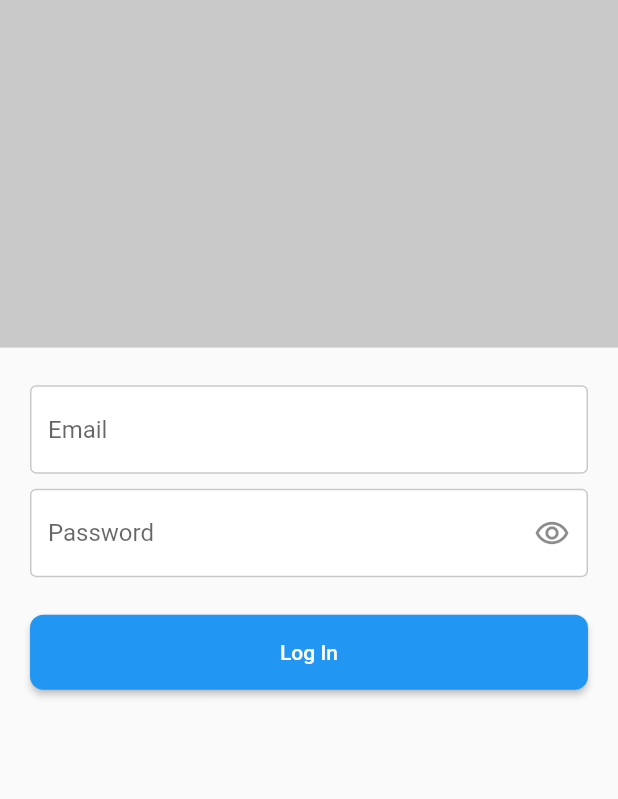
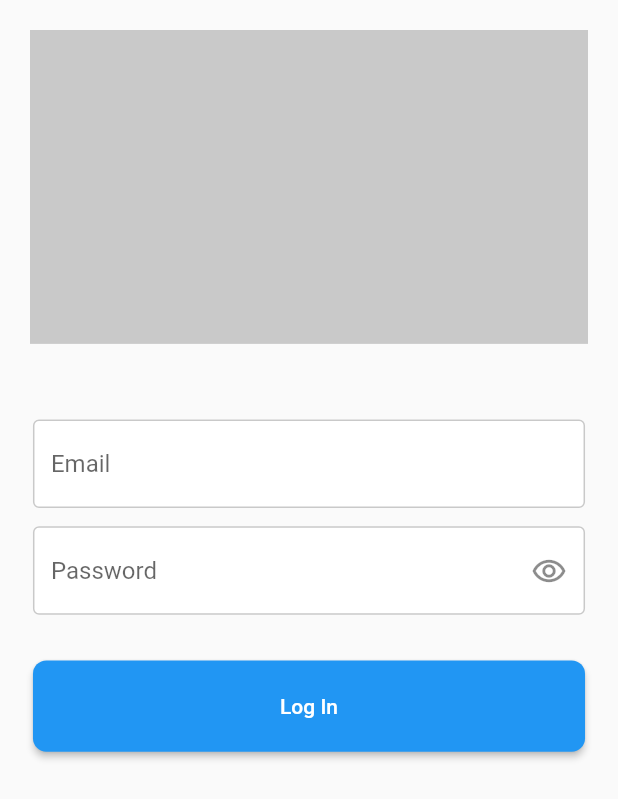
Before and after one commit to AlghifariRaspati/proj-ujikom-getx, a Flutter app: the screen it shows after launch, on a phone screen of 412 x 824 dp. Shown: the top 799 px of the screen. Run offline on Flutter 3.47's test engine with Material 2 defaults, Android fonts, the phone set to English and light mode, and no system bars; our stand-ins replace cloud_firestore, firebase_auth, firebase_core, flutter_screenutil, get, open_file and 1 more; accounts and stored records are empty.

Commit message:
responsive UI patch

```diff
--- a/lib/app/modules/login/views/login_view.dart
+++ b/lib/app/modules/login/views/login_view.dart
@@ -1,4 +1,5 @@
 import 'package:flutter/material.dart';
+import 'package:flutter_screenutil/flutter_screenutil.dart';
 
 import 'package:get/get.dart';
 import '../../../controllers/auth_controller.dart';
@@ -40,27 +41,30 @@ class LoginView extends GetView<LoginController> {
         body: SafeArea(
       child: Column(
         children: [
-          AspectRatio(
-            aspectRatio: 16 / 9,
-            child: Container(
-              color: AppColor.appGrey,
+          Padding(
+            padding: const EdgeInsets.all(20),
+            child: AspectRatio(
+              aspectRatio: 16 / 9,
+              child: Container(
+                color: AppColor.appGrey,
+              ),
             ),
           ),
-          const SizedBox(
-            height: 25,
+          SizedBox(
+            height: 25.h,
           ),
           Padding(
-            padding: const EdgeInsets.symmetric(horizontal: 20),
+            padding: EdgeInsets.symmetric(horizontal: 20.w),
             child: MyEmailTextField(
                 keyboardType: TextInputType.emailAddress,
                 controller: emailC,
                 hintText: "Email"),
           ),
-          const SizedBox(
-            height: 10,
+          SizedBox(
+            height: 10.h,
           ),
           Padding(
-            padding: const EdgeInsets.symmetric(horizontal: 20),
+            padding: EdgeInsets.symmetric(horizontal: 20.w),
             child: Obx(() => MyPassTextField(
                 controller: passC,
                 hintText: "Password",
@@ -74,15 +78,15 @@ class LoginView extends GetView<LoginController> {
                 ),
                 obscureText: controller.isHidden.value)),
           ),
-          const SizedBox(
-            height: 25,
+          SizedBox(
+            height: 25.h,
           ),
           Padding(
-            padding: const EdgeInsets.symmetric(horizontal: 20),
+            padding: EdgeInsets.symmetric(horizontal: 20.w),
             child: ElevatedButton(
                 onPressed: signUserIn,
                 style: ElevatedButton.styleFrom(
-                  minimumSize: Size(MediaQuery.of(context).size.width, 50),
+                  minimumSize: Size(MediaQuery.of(context).size.width, 50.h),
                   shape: RoundedRectangleBorder(
                       borderRadius: BorderRadius.circular(9)),
                 ),
--- a/lib/app/routes/app_pages.dart
+++ b/lib/app/routes/app_pages.dart
@@ -66,7 +66,7 @@ class AppPages {
     ),
     GetPage(
       name: _Paths.owner_home,
-      page: () => const OwnerHomeView(),
+      page: () => OwnerHomeView(),
       binding: OwnerHomeBinding(),
     ),
     GetPage(
--- a/lib/main.dart
+++ b/lib/main.dart
@@ -3,6 +3,7 @@ import 'package:firebase_core/firebase_core.dart';
 import 'package:flutter/material.dart';
 import 'package:flutter/services.dart';
 import 'package:firebase_auth/firebase_auth.dart';
+import 'package:flutter_screenutil/flutter_screenutil.dart';
 
 import 'package:get/get.dart';
 import 'app/controllers/auth_controller.dart';
@@ -43,7 +44,9 @@ class MyApp extends StatelessWidget {
   @override
   Widget build(BuildContext context) {
     // mengarahkan default screen user berdasarkan role
-    return StreamBuilder<User?>(
+    return ScreenUtilInit(
+      designSize: const Size(375, 677),
+      builder: (context, child) => StreamBuilder<User?>(
           stream: auth.authStateChanges(),
           builder: (context, snapAuth) {
             if (snapAuth.connectionState == ConnectionState.waiting) {
@@ -96,6 +99,7 @@ class MyApp extends StatelessWidget {
               initialRoute: Routes.login,
               getPages: AppPages.routes,
             );
-        });
+          }),
+    );
   }
 }
```
Also changed, not shown: lib/app/modules/add_cashier/views/add_cashier_view.dart (+8 -7 lines), lib/app/modules/add_product/views/add_product_view.dart (+6 -5 lines), lib/app/modules/admin_home/views/home_view.dart (+9 -6 lines), lib/app/modules/owner_home/views/owner_home_view.dart (+29 -1 lines), lib/app/modules/products/views/products_view.dart (+7 -6 lines), lib/app/modules/products_detail/views/products_detail_view.dart (+12 -12 lines), lib/app/modules/users/views/users_view.dart (+9 -6 lines). Lines whose indentation alone changed are shown as unchanged.
